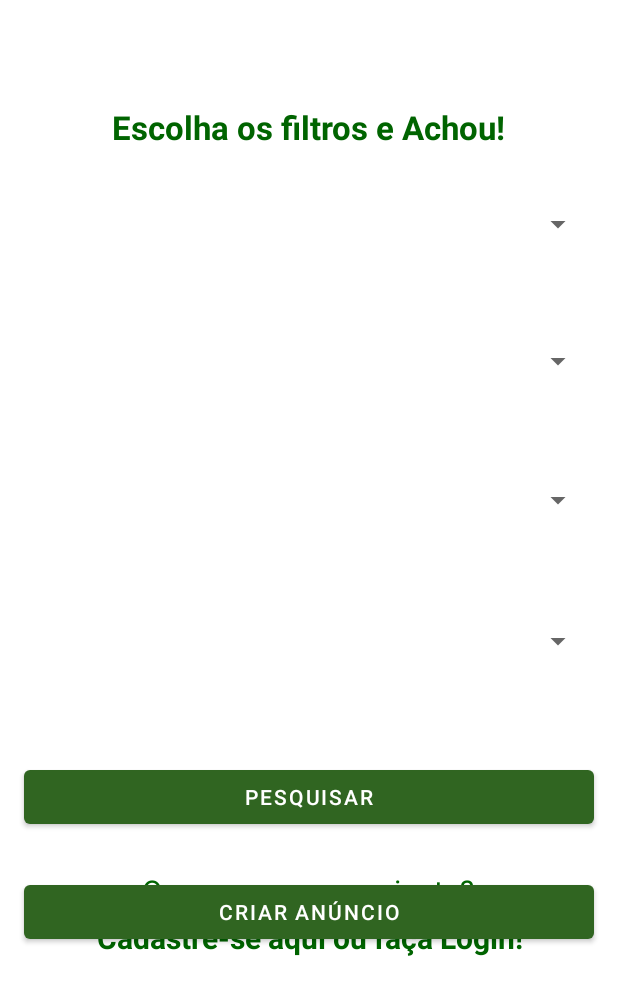
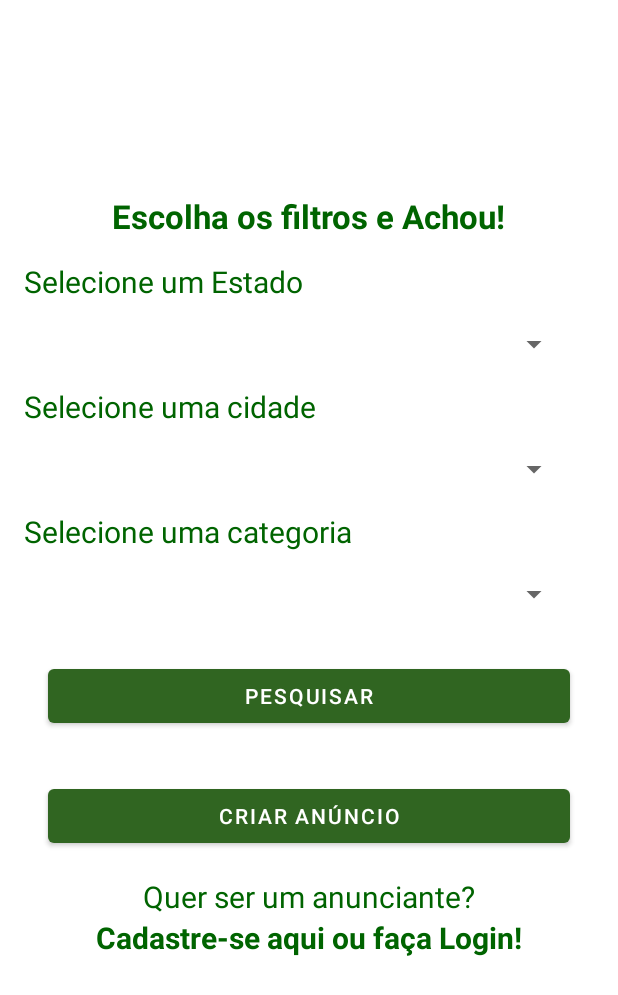
Before and after one commit to reginaldo-basilio/ProjetoTCC, an Android app: the layout activity_main_serach.xml on its own in the app's theme, with its tools: preview values and no code run, on a phone screen of 412 x 824 dp. Shown: the top 995 px of the screen. Run offline under Robolectric (Android 15) with nearby library versions, the phone set to English and light mode, and no system bars; plain views replace BootstrapButton.

Commit message:
Preenchendo spinner estado e cidade

```diff
--- a/app/src/main/java/com/example/apptcc/Activity/MyAdsActivity.java
+++ b/app/src/main/java/com/example/apptcc/Activity/MyAdsActivity.java
@@ -53,7 +53,7 @@ public class MyAdsActivity extends AppCompatActivity {
             public void onDataChange(@NonNull @NotNull DataSnapshot snapshot) {
                 //adsList.clear();
                 for(DataSnapshot adsSnapshot : snapshot.getChildren()){
-                    ads = adsSnapshot.getValue((Ads.class));
+                    ads = adsSnapshot.getValue(Ads.class);
                     if (ads.getUidAds().equals(uid)) {
                         adsList.add(ads);
                     }
--- a/app/src/main/res/layout/activity_main_serach.xml
+++ b/app/src/main/res/layout/activity_main_serach.xml
@@ -1,8 +1,11 @@
 <?xml version="1.0" encoding="utf-8"?>
-<androidx.constraintlayout.widget.ConstraintLayout
+<LinearLayout
     xmlns:android="http://schemas.android.com/apk/res/android"
     xmlns:app="http://schemas.android.com/apk/res-auto"
     xmlns:tools="http://schemas.android.com/tools"
+    android:orientation="vertical"
+    android:layout_margin="16dp"
+    android:gravity="center"
     android:layout_width="match_parent"
     android:layout_height="match_parent"
     tools:context=".Activity.MainSerachActivity">
@@ -14,60 +17,62 @@
         android:text="Escolha os filtros e Achou!"
         android:textColor="#006400"
         android:textStyle="bold"
-        android:textSize="22sp"
-        app:layout_constraintBottom_toBottomOf="parent"
-        app:layout_constraintEnd_toEndOf="parent"
-        app:layout_constraintStart_toStartOf="parent"
-        app:layout_constraintTop_toTopOf="parent"
-        app:layout_constraintVertical_bias="0.088" />
+        android:layout_marginTop="-50dp"
+        android:layout_marginBottom="15dp"
+        android:textSize="22sp"/>
+
+    <TextView
+        android:id="@+id/txtSelectState"
+        android:layout_width="wrap_content"
+        android:layout_height="wrap_content"
+        android:text="Selecione um Estado"
+        android:layout_gravity="left"
+        android:textColor="#006400"
+        android:textSize="20sp" />
 
     <Spinner
         android:id="@+id/spState"
         android:layout_width="match_parent"
         android:layout_height="wrap_content"
         android:layout_margin="16dp"
-        app:layout_constraintBottom_toBottomOf="parent"
-        app:layout_constraintEnd_toEndOf="parent"
-        app:layout_constraintStart_toStartOf="parent"
-        app:layout_constraintTop_toTopOf="parent"
-        app:layout_constraintVertical_bias="0.158"
+        android:layout_marginBottom="15dp"
         tools:ignore="MissingConstraints" />
+
+    <TextView
+        android:id="@+id/txtSelectCity"
+        android:layout_width="wrap_content"
+        android:layout_height="wrap_content"
+        android:text="Selecione uma cidade"
+        android:layout_gravity="left"
+        android:textColor="#006400"
+        android:textSize="20sp" />
 
     <Spinner
         android:id="@+id/spCity"
         android:layout_width="match_parent"
         android:layout_height="wrap_content"
         android:layout_margin="16dp"
-        app:layout_constraintBottom_toBottomOf="parent"
-        app:layout_constraintEnd_toEndOf="parent"
-        app:layout_constraintStart_toStartOf="parent"
-        app:layout_constraintTop_toTopOf="parent"
-        app:layout_constraintVertical_bias="0.277"
+        android:layout_marginBottom="15dp"
         tools:ignore="MissingConstraints" />
+
+    <TextView
+        android:id="@+id/txtSelectCategory"
+        android:layout_width="wrap_content"
+        android:layout_height="wrap_content"
+        android:layout_gravity="left"
+        android:text="Selecione uma categoria"
+        android:textColor="#006400"
+        android:textSize="20sp" />
 
     <Spinner
         android:id="@+id/spCategory"
         android:layout_width="match_parent"
         android:layout_height="wrap_content"
         android:layout_margin="16dp"
-        app:layout_constraintBottom_toBottomOf="parent"
-        app:layout_constraintEnd_toEndOf="parent"
-        app:layout_constraintStart_toStartOf="parent"
-        app:layout_constraintTop_toTopOf="parent"
-        app:layout_constraintVertical_bias="0.398"
+        android:layout_marginBottom="15dp"
         tools:ignore="MissingConstraints" />
 
-    <Spinner
-        android:id="@+id/spSubCategory"
-        android:layout_width="match_parent"
-        android:layout_height="wrap_content"
-        android:layout_margin="16dp"
-        app:layout_constraintBottom_toBottomOf="parent"
-        app:layout_constraintEnd_toEndOf="parent"
-        app:layout_constraintStart_toStartOf="parent"
-        app:layout_constraintTop_toTopOf="parent"
-        app:layout_constraintVertical_bias="0.52"
-        tools:ignore="MissingConstraints" />
+
 
     <com.beardedhen.androidbootstrap.BootstrapButton
         android:id="@+id/btnResearch"
@@ -134,4 +139,4 @@
         app:layout_constraintVertical_bias="0.767" />
 
 
-</androidx.constraintlayout.widget.ConstraintLayout>
+</LinearLayout>
```
Also changed, not shown: app/src/main/java/com/example/apptcc/Activity/MainSerachActivity.java (+85 -9 lines), app/src/main/java/com/example/apptcc/Entities/City.java (added, +32 -0 lines), app/src/main/java/com/example/apptcc/Entities/State.java (added, +44 -0 lines).
